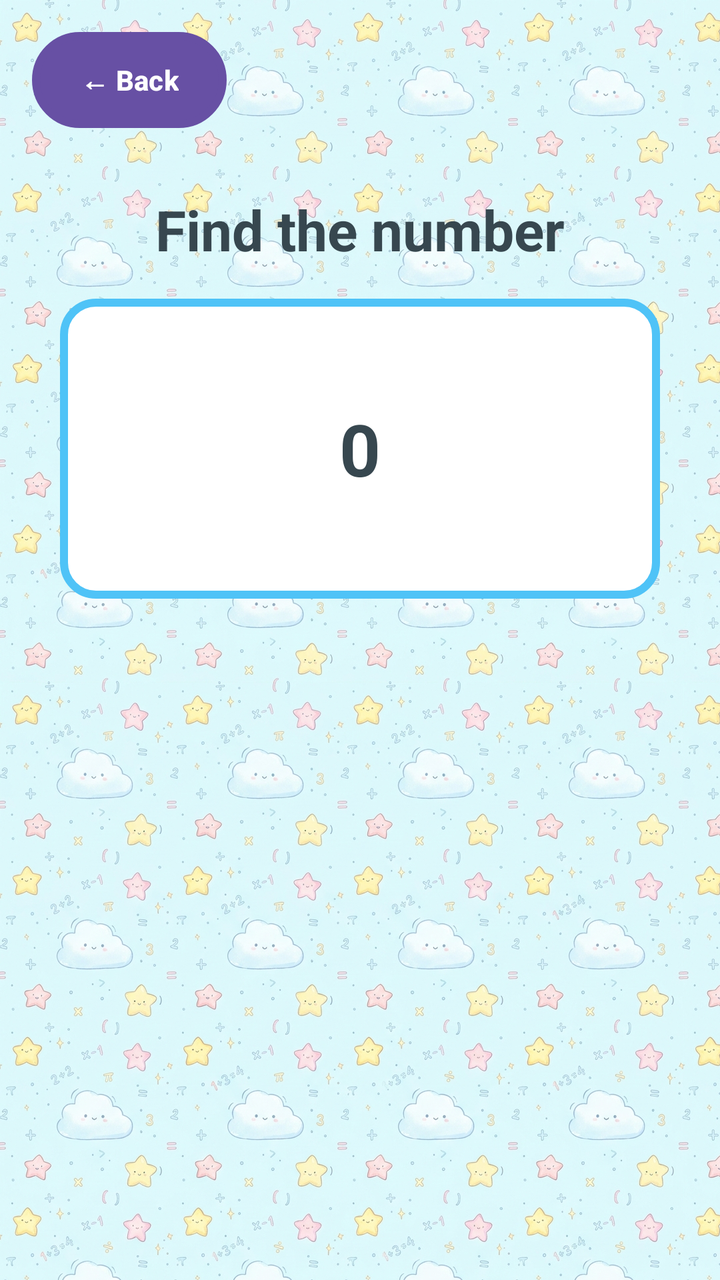
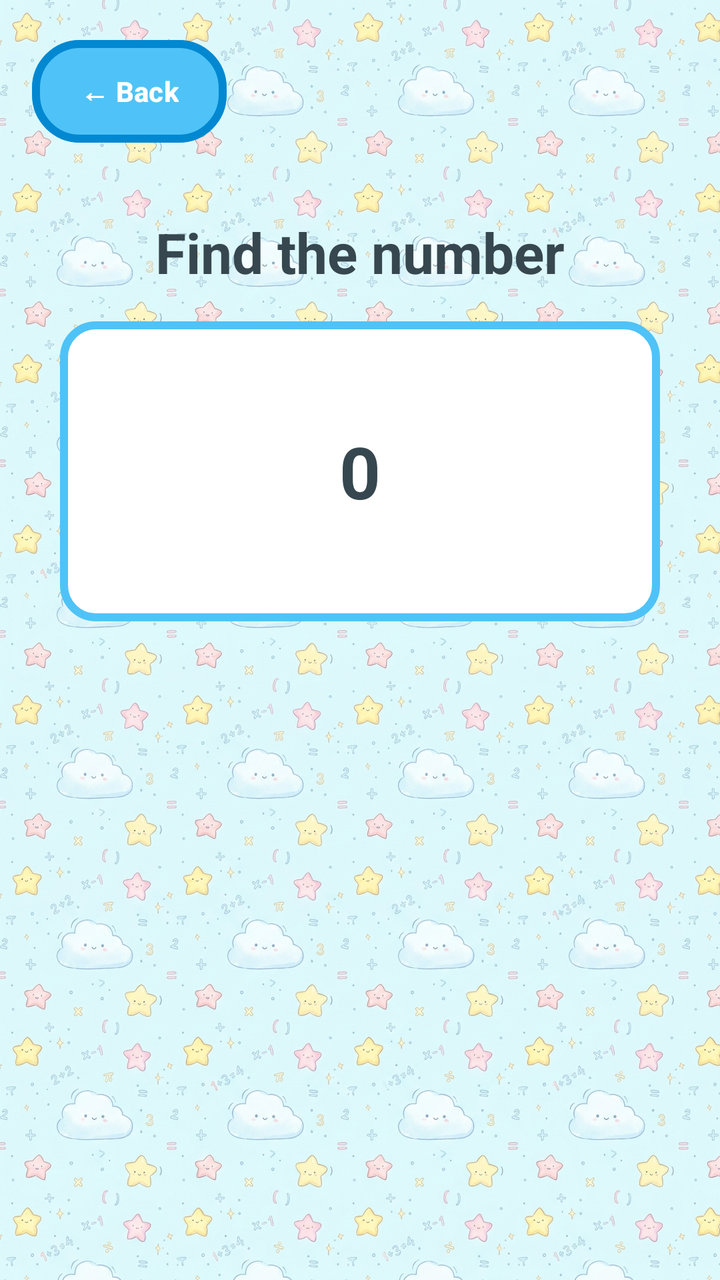

Before-and-after screenshots of an Android layout around one commit, followed by the original layout XML and the change that was made.
<!-- AndroidManifest.xml: application theme Theme.P1Chai_Boon_Hong2206806 -->
<!-- res/layout/activity_recognition.xml -->
<?xml version="1.0" encoding="utf-8"?>
<androidx.constraintlayout.widget.ConstraintLayout xmlns:android="http://schemas.android.com/apk/res/android"
    xmlns:app="http://schemas.android.com/apk/res-auto"
    xmlns:tools="http://schemas.android.com/tools"
    android:layout_width="match_parent"
    android:layout_height="match_parent"
    android:background="@drawable/bg_pattern_tiled"
    android:fitsSystemWindows="true"
    tools:context=".RecognitionActivity"
    tools:ignore="Overdraw">

    <Button
        android:id="@+id/btnBack"
        android:layout_width="wrap_content"
        android:layout_height="wrap_content"
        android:text="@string/back"
        android:textColor="@color/white"
        android:textStyle="bold"
        android:background="@drawable/btn_rounded_primary"
        android:layout_margin="16dp"
        app:layout_constraintStart_toStartOf="parent"
        app:layout_constraintTop_toTopOf="parent" />

    <TextView
        android:id="@+id/tvTargetPrompt"
        android:layout_width="wrap_content"
        android:layout_height="wrap_content"
        android:layout_marginTop="32dp"
        android:text="@string/find_the_number"
        android:textAlignment="center"
        android:textColor="@color/text_primary"
        android:textSize="28sp"
        android:textStyle="bold"
        app:layout_constraintEnd_toEndOf="parent"
        app:layout_constraintStart_toStartOf="parent"
        app:layout_constraintTop_toBottomOf="@id/btnBack" />

    <TextView
        android:id="@+id/tvTarget"
        android:layout_width="300dp"
        android:layout_height="wrap_content"
        android:minHeight="150dp"
        android:layout_marginTop="16dp"
        android:background="@drawable/bg_rounded_white"
        android:text="@string/zero"
        android:gravity="center"
        android:padding="24dp"
        android:textColor="@color/text_primary"
        android:textSize="36sp"
        android:textStyle="bold"
        app:layout_constraintEnd_toEndOf="parent"
        app:layout_constraintStart_toStartOf="parent"
        app:layout_constraintTop_toBottomOf="@id/tvTargetPrompt" />

    <GridLayout
        android:id="@+id/optionsContainerLayout"
        android:layout_width="match_parent"
        android:layout_height="wrap_content"
        android:layout_marginTop="32dp"
        android:columnCount="2"
        android:rowCount="2"
        android:padding="8dp"
        app:layout_constraintEnd_toEndOf="parent"
        app:layout_constraintStart_toStartOf="parent"
        app:layout_constraintBottom_toBottomOf="parent"
        android:layout_marginBottom="32dp" />

</androidx.constraintlayout.widget.ConstraintLayout>
<!-- resources referenced by this layout -->
<resources>
  <color name="text_primary">#37474F</color>
  <color name="white">#FFFFFFFF</color>
  <!-- drawable bg_pattern_tiled (drawable) -->
  <?xml version="1.0" encoding="utf-8"?>
  <bitmap xmlns:android="http://schemas.android.com/apk/res/android"
      android:src="@drawable/bg_pattern"
      android:tileMode="repeat" />
  <!-- drawable bg_rounded_white (drawable) -->
  <?xml version="1.0" encoding="utf-8"?>
  <shape xmlns:android="http://schemas.android.com/apk/res/android"
      android:shape="rectangle">
      <solid android:color="#FFFFFF" />
      <corners android:radius="16dp" />
      <stroke
          android:width="4dp"
          android:color="#4FC3F7" />
  </shape>
  <!-- drawable btn_rounded_primary (drawable) -->
  <?xml version="1.0" encoding="utf-8"?>
  <shape xmlns:android="http://schemas.android.com/apk/res/android"
      android:shape="rectangle">
      <solid android:color="@color/btn_primary" />
      <corners android:radius="24dp" />
      <padding
          android:bottom="16dp"
          android:left="24dp"
          android:right="24dp"
          android:top="16dp" />
      <stroke
          android:width="4dp"
          android:color="@color/btn_primary_dark" />
  </shape>
  <string name="back">← Back</string>
  <string name="find_the_number">Find the number</string>
  <string name="zero">0</string>
  <style name="Theme.P1Chai_Boon_Hong2206806" parent="Base.Theme.P1Chai_Boon_Hong2206806" />
  <!-- drawable bg_pattern: jpg bitmap (drawable-nodpi, 623074 bytes) -->
  <color name="btn_primary">#4FC3F7</color>
  <color name="btn_primary_dark">#0288D1</color>
  <style name="Base.Theme.P1Chai_Boon_Hong2206806" parent="Theme.Material3.DayNight.NoActionBar">
          
          <item name="android:windowBackground">@null</item>
      </style>
</resources>

<!-- the commit's change to res/layout/activity_recognition.xml (unified diff, before → after) -->
@@ -9,17 +9,52 @@
     tools:context=".RecognitionActivity"
     tools:ignore="Overdraw">
 
-    <Button
+    <com.google.android.material.button.MaterialButton
         android:id="@+id/btnBack"
         android:layout_width="wrap_content"
         android:layout_height="wrap_content"
+        android:layout_margin="16dp"
+        app:backgroundTint="@color/btn_primary"
+        app:cornerRadius="24dp"
+        app:strokeWidth="4dp"
+        app:strokeColor="@color/btn_primary_dark"
+        android:paddingTop="16dp"
+        android:paddingBottom="16dp"
+        android:paddingStart="24dp"
+        android:paddingEnd="24dp"
         android:text="@string/back"
         android:textColor="@color/white"
         android:textStyle="bold"
-        android:background="@drawable/btn_rounded_primary"
-        android:layout_margin="16dp"
         app:layout_constraintStart_toStartOf="parent"
         app:layout_constraintTop_toTopOf="parent" />
+
+    <TextView
+        android:id="@+id/tvTimer"
+        android:layout_width="wrap_content"
+        android:layout_height="wrap_content"
+        android:text="Time: 0s"
+        android:textColor="@color/text_primary"
+        android:textSize="20sp"
+        android:textStyle="bold"
+        android:layout_marginEnd="16dp"
+        android:visibility="gone"
+        app:layout_constraintEnd_toEndOf="parent"
+        app:layout_constraintTop_toTopOf="@id/btnBack"
+        app:layout_constraintBottom_toBottomOf="@id/btnBack" />
+
+    <TextView
+        android:id="@+id/tvScore"
+        android:layout_width="wrap_content"
+        android:layout_height="wrap_content"
+        android:text="Score: 0"
+        android:textColor="@color/text_primary"
+        android:textSize="20sp"
+        android:textStyle="bold"
+        android:layout_marginEnd="16dp"
+        android:visibility="gone"
+        app:layout_constraintEnd_toStartOf="@id/tvTimer"
+        app:layout_constraintTop_toTopOf="@id/btnBack"
+        app:layout_constraintBottom_toBottomOf="@id/btnBack" />
 
     <TextView
         android:id="@+id/tvTargetPrompt"
<!-- resource entries referenced after the edit -->
@@ -17,21 +17,6 @@
           android:width="4dp"
           android:color="#4FC3F7" />
   </shape>
-  <!-- drawable btn_rounded_primary (drawable) -->
-  <?xml version="1.0" encoding="utf-8"?>
-  <shape xmlns:android="http://schemas.android.com/apk/res/android"
-      android:shape="rectangle">
-      <solid android:color="@color/btn_primary" />
-      <corners android:radius="24dp" />
-      <padding
-          android:bottom="16dp"
-          android:left="24dp"
-          android:right="24dp"
-          android:top="16dp" />
-      <stroke
-          android:width="4dp"
-          android:color="@color/btn_primary_dark" />
-  </shape>
   <string name="back">← Back</string>
   <string name="find_the_number">Find the number</string>
   <string name="zero">0</string>
